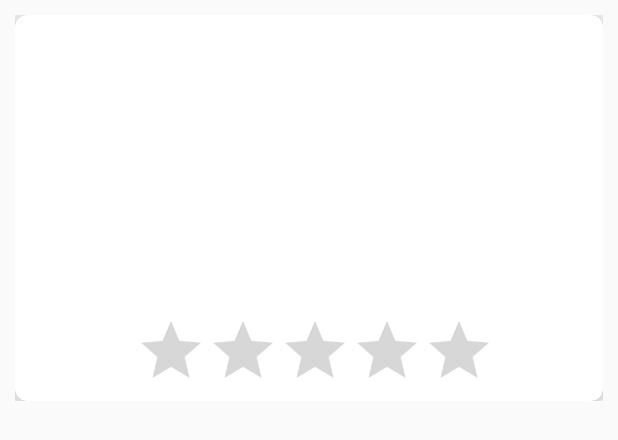
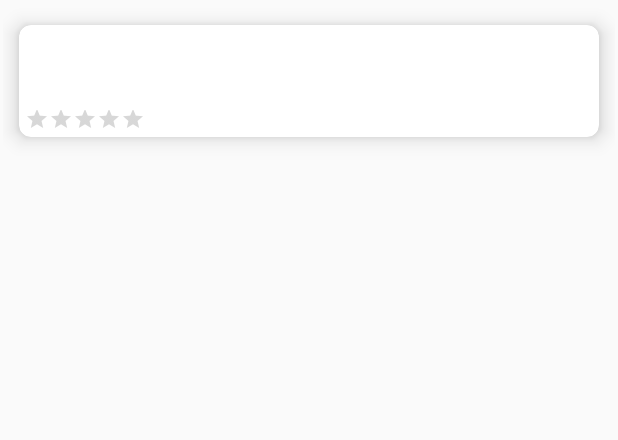
Before and after one commit to RodrigoGontijo/RateApp, an Android app: the layout item_rate.xml on its own in the app's theme, with its tools: preview values and no code run, on a phone screen of 412 x 824 dp. Shown: the top 440 px of the screen. Run offline under Robolectric (Android 15) with nearby library versions, the light colour scheme and no system bars; network calls fail.

Commit message:
Finish list rate fragment

```diff
--- a/app/src/main/AndroidManifest.xml
+++ b/app/src/main/AndroidManifest.xml
@@ -9,6 +9,7 @@
         android:label="@string/app_name"
         android:roundIcon="@mipmap/ic_launcher_round"
         android:supportsRtl="true"
+        android:hardwareAccelerated="true"
         android:theme="@style/AppTheme">
         <activity android:name=".view.MainActivity">
             <intent-filter>
--- a/app/src/main/java/com/example/rateapp/model/raterepository/RateModel.kt
+++ b/app/src/main/java/com/example/rateapp/model/raterepository/RateModel.kt
@@ -25,7 +25,8 @@ data class RateModel(
     @SerializedName("type")
     var type: String?,
 
-
+    @ColumnInfo(name = "imagesRandom")
+    @SerializedName("imagesRandom")
     var imagesRandom: String?
 )
 
--- a/app/src/main/java/com/example/rateapp/util/util.kt
+++ b/app/src/main/java/com/example/rateapp/util/util.kt
@@ -24,6 +24,7 @@ fun ImageView.loadImage(uri: String?, progressDrawable: CircularProgressDrawable
     Glide.with(context)
         .setDefaultRequestOptions(options)
         .load(uri)
+        .placeholder(progressDrawable)
         .fitCenter()
         .into(this)
 }
--- a/app/src/main/res/layout/fragment_rate_details.xml
+++ b/app/src/main/res/layout/fragment_rate_details.xml
@@ -49,7 +49,7 @@
             android:layout_height="wrap_content"
             android:layout_width="wrap_content"
             android:layout_below="@+id/rateId"
-            android:text="@{rateDetail.review}"
+            android:text="@{String.valueOf(rateDetail.review)}"
             style="@style/Text"
             android:layout_centerHorizontal="true"
             android:layout_margin="4dp"/>
--- a/app/src/main/res/layout/item_rate.xml
+++ b/app/src/main/res/layout/item_rate.xml
@@ -1,6 +1,7 @@
 <?xml version="1.0" encoding="utf-8"?>
 <layout xmlns:android="http://schemas.android.com/apk/res/android"
-    xmlns:app="http://schemas.android.com/apk/res-auto">
+    xmlns:app="http://schemas.android.com/apk/res-auto"
+    xmlns:card_view="http://schemas.android.com/tools">
 
     <data>
 
@@ -17,16 +18,16 @@
     <RelativeLayout
         android:layout_width="match_parent"
         android:layout_height="wrap_content"
-        android:layout_margin="10dp">
+        android:layout_margin="2dp">
 
         <androidx.cardview.widget.CardView
             android:layout_width="match_parent"
             android:layout_height="wrap_content"
             android:layout_centerHorizontal="true"
-            android:background="@android:color/white"
-            android:elevation="10dp"
-            app:cardElevation="10dp"
-            app:cardCornerRadius="8dp">
+            app:cardBackgroundColor="@android:color/white"
+            app:cardCornerRadius="8dp"
+            app:cardElevation="8dp"
+            app:cardUseCompatPadding="true">
 
             <RelativeLayout
                 android:layout_width="match_parent"
@@ -36,26 +37,54 @@
                     android:id="@+id/place_image"
                     android:layout_width="match_parent"
                     android:layout_height="wrap_content"
-                    android:scaleType="center"
+                    android:imageUrl="@{rate.imagesRandom}"
                     android:maxHeight="150dp"
-                    android:imageUrl="@{rate.imagesRandom}" />
+                    android:scaleType="center" />
 
                 <androidx.appcompat.widget.AppCompatTextView
                     android:id="@+id/place_name"
-                    android:layout_below="@+id/place_image"
                     android:layout_width="wrap_content"
                     android:layout_height="wrap_content"
-                    android:layout_marginTop="10dp"
-                    android:text="@{rate.name}"/>
+                    android:layout_below="@+id/place_image"
+                    android:textSize="14sp"
+                    android:layout_marginLeft="4dp"
+                    android:layout_marginTop="8dp"
+                    android:text="@{rate.name}"
+                    android:textColor="@color/colorPrimary" />
 
-                <RatingBar
-                    android:id="@+id/ratingBar1"
+                <androidx.appcompat.widget.AppCompatTextView
+                    android:id="@+id/place_type"
                     android:layout_width="wrap_content"
                     android:layout_height="wrap_content"
-                    android:layout_marginLeft="80dp"
-                    android:layout_marginTop="200dp"
+                    android:layout_below="@+id/place_name"
+                    android:layout_marginLeft="4dp"
+                    android:layout_marginTop="4dp"
+                    android:text="@{rate.type}"
+                    android:textStyle="bold" />
+
+                <androidx.appcompat.widget.AppCompatRatingBar
+                    android:id="@+id/rating_bar"
+                    style="@style/Widget.AppCompat.RatingBar.Small"
+                    android:layout_width="wrap_content"
+                    android:layout_height="20sp"
+                    android:layout_below="@+id/place_type"
+                    android:layout_marginLeft="4dp"
+                    android:layout_marginTop="4dp"
                     android:numStars="5"
-                    android:rating="@{rate.review}"/>
+                    android:progressTint="#daa520"
+                    android:rating="@{rate.review}" />
+
+
+                <androidx.appcompat.widget.AppCompatTextView
+                    android:id="@+id/rating_number"
+                    android:layout_width="wrap_content"
+                    android:layout_height="wrap_content"
+                    android:layout_below="@+id/place_type"
+                    android:layout_marginLeft="4dp"
+                    android:layout_marginTop="4dp"
+                    android:layout_toEndOf="@+id/rating_bar"
+                    android:text="@{String.valueOf(rate.review)}"
+                    android:textStyle="bold" />
             </RelativeLayout>
 
         </androidx.cardview.widget.CardView>
```
Also changed, not shown: app/src/main/java/com/example/rateapp/view/RateListFragment.kt (+25 -9 lines).
